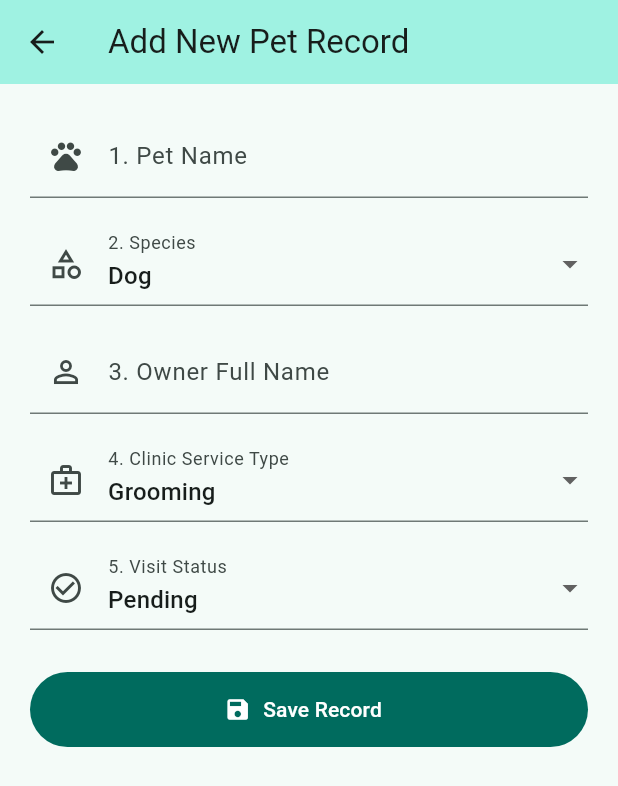
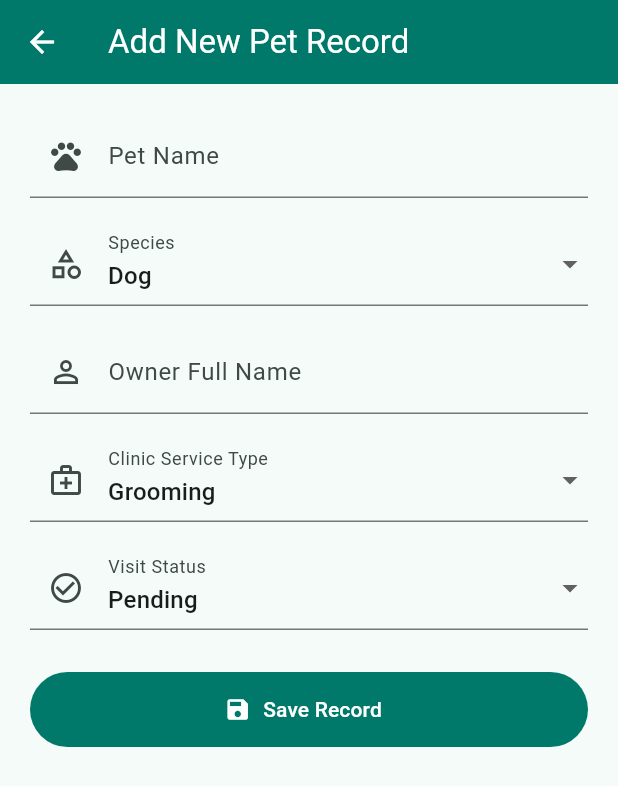
Before and after one commit to Charlenef11/PetCare, a Flutter app: the PetForm screen opened directly, on a phone screen of 412 x 824 dp. Shown: the top 786 px of the screen. Run offline on Flutter 3.47's test engine with Material 3 defaults, Android fonts, the phone set to English and light mode, and no system bars; our stand-ins replace cloud_firestore, firebase_auth, firebase_core; accounts and stored records are empty.

Commit message:
Update PawCare app pages and styling for prefinals

```diff
--- a/lib/pages/pet_form.dart
+++ b/lib/pages/pet_form.dart
@@ -100,7 +100,8 @@ class _PetFormState extends State<PetForm> {
     return Scaffold(
       appBar: AppBar(
         title: Text(_isEditing ? 'Edit Pet Record' : 'Add New Pet Record'),
-        backgroundColor: Theme.of(context).colorScheme.primaryContainer,
+        backgroundColor: const Color(0xFF00796B),
+        foregroundColor: Colors.white,
       ),
       body: SingleChildScrollView(
         padding: const EdgeInsets.all(20.0),
@@ -110,33 +111,33 @@ class _PetFormState extends State<PetForm> {
             children: [
               TextFormField(
                 controller: _petNameController,
-                decoration: const InputDecoration(labelText: '1. Pet Name', prefixIcon: Icon(Icons.pets)),
+                decoration: const InputDecoration(labelText: 'Pet Name', prefixIcon: Icon(Icons.pets)),
                 validator: (val) => val == null || val.trim().isEmpty ? 'Please enter pet name' : null,
               ),
               const SizedBox(height: 16),
               DropdownButtonFormField<String>(
-                initialValue: _selectedSpecies,
-                decoration: const InputDecoration(labelText: '2. Species', prefixIcon: Icon(Icons.category_outlined)),
+                value: _selectedSpecies,
+                decoration: const InputDecoration(labelText: 'Species', prefixIcon: Icon(Icons.category_outlined)),
                 items: _speciesOptions.map((s) => DropdownMenuItem(value: s, child: Text(s))).toList(),
                 onChanged: (val) => setState(() => _selectedSpecies = val!),
               ),
               const SizedBox(height: 16),
               TextFormField(
                 controller: _ownerNameController,
-                decoration: const InputDecoration(labelText: '3. Owner Full Name', prefixIcon: Icon(Icons.person_outline)),
+                decoration: const InputDecoration(labelText: 'Owner Full Name', prefixIcon: Icon(Icons.person_outline)),
                 validator: (val) => val == null || val.trim().isEmpty ? 'Please enter owner name' : null,
               ),
               const SizedBox(height: 16),
               DropdownButtonFormField<String>(
-                initialValue: _selectedService,
-                decoration: const InputDecoration(labelText: '4. Clinic Service Type', prefixIcon: Icon(Icons.medical_services_outlined)),
+                value: _selectedService,
+                decoration: const InputDecoration(labelText: 'Clinic Service Type', prefixIcon: Icon(Icons.medical_services_outlined)),
                 items: _serviceOptions.map((s) => DropdownMenuItem(value: s, child: Text(s))).toList(),
                 onChanged: (val) => setState(() => _selectedService = val!),
               ),
               const SizedBox(height: 16),
               DropdownButtonFormField<String>(
-                initialValue: _selectedStatus,
-                decoration: const InputDecoration(labelText: '5. Visit Status', prefixIcon: Icon(Icons.check_circle_outline)),
+                value: _selectedStatus,
+                decoration: const InputDecoration(labelText: 'Visit Status', prefixIcon: Icon(Icons.check_circle_outline)),
                 items: _statusOptions.map((s) => DropdownMenuItem(value: s, child: Text(s))).toList(),
                 onChanged: (val) => setState(() => _selectedStatus = val!),
               ),
@@ -145,6 +146,7 @@ class _PetFormState extends State<PetForm> {
                 width: double.infinity,
                 height: 50,
                 child: FilledButton.icon(
+                  style: FilledButton.styleFrom(backgroundColor: const Color(0xFF00796B)),
                   onPressed: _isSaving ? null : _saveRecord,
                   icon: const Icon(Icons.save),
                   label: Text(_isSaving ? 'Saving...' : (_isEditing ? 'Update Record' : 'Save Record')),
--- a/lib/pages/settings.dart
+++ b/lib/pages/settings.dart
@@ -61,9 +61,6 @@ class _SettingsScreenState extends State<SettingsScreen> {
 
   Future<void> _logout() async {
     await FirebaseAuth.instance.signOut();
-    if (mounted) {
-      Navigator.of(context).popUntil((route) => route.isFirst);
-    }
   }
 
   @override
```
Also changed, not shown: lib/pages/dashboard.dart (+0 -8 lines), lib/pages/pets.dart (+1 -13 lines).
